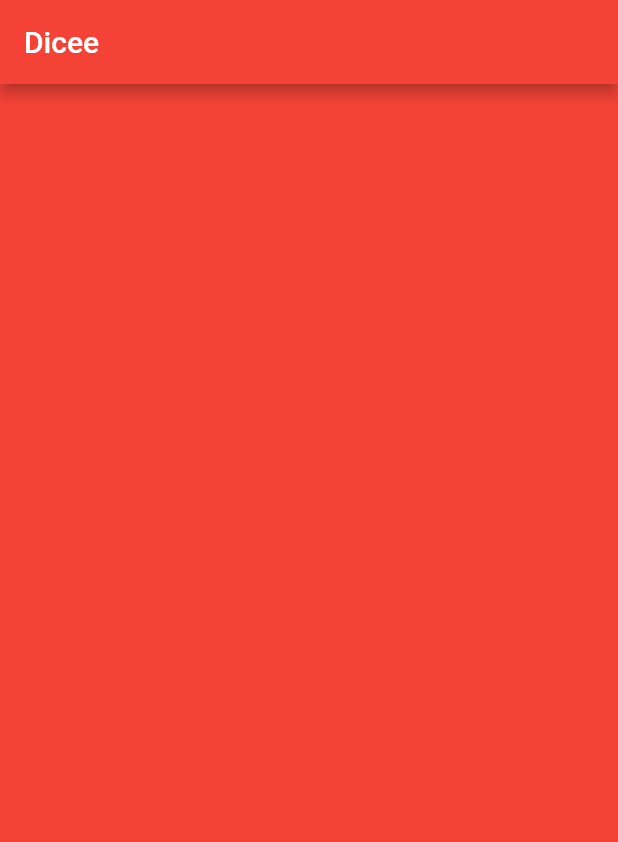
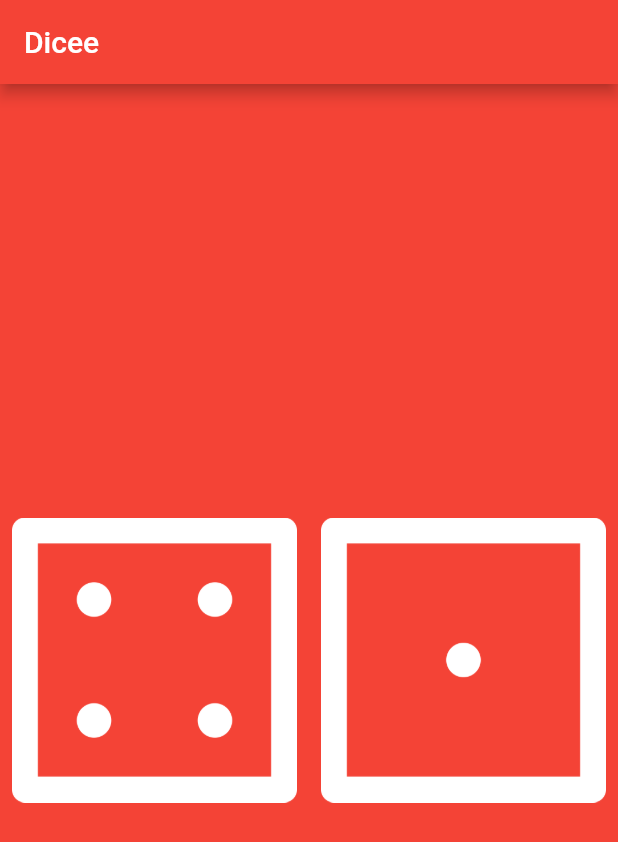
Before and after one commit to anibev3/Decee-App-NaN-Academy-, a Flutter app: the screen it shows after launch, on a phone screen of 412 x 824 dp. Shown: the top 842 px of the screen. Run offline on Flutter 3.47's test engine with Material 2 defaults, Android fonts, the light colour scheme and no system bars.

Commit message:
last edit

```diff
--- a/lib/main.dart
+++ b/lib/main.dart
@@ -22,7 +22,7 @@
           title: const Text('Dicee'),
           backgroundColor: Colors.red,
         ),
-        body: const DicePage(),
+        body: DicePage(),
       ),
     );
   }
--- a/lib/screen/dice.screen.dart
+++ b/lib/screen/dice.screen.dart
@@ -1,10 +1,36 @@
 import 'package:flutter/material.dart';
+import 'dart:math';
 
+// ignore: must_be_immutable
 class DicePage extends StatelessWidget {
   const DicePage({super.key});
 
   @override
   Widget build(BuildContext context) {
-    return Container();
+    var leftDiceNumber = 4;
+    return Center(
+      child: Row(
+        children: [
+          Expanded(
+            child: TextButton(
+                onPressed: () {
+                  SetState() {
+                    leftDiceNumber = Random().nextInt(6) + 1;
+                  }
+                },
+                child: Image.asset("assets/images/dice$leftDiceNumber.png")),
+          ),
+          Expanded(
+            child: TextButton(
+                onPressed: () {
+                  SetState() {
+                    leftDiceNumber = Random().nextInt(6) + 1;
+                  }
+                },
+                child: Image.asset("assets/images/dice1.png")),
+          ),
+        ],
+      ),
+    );
   }
 }
```
